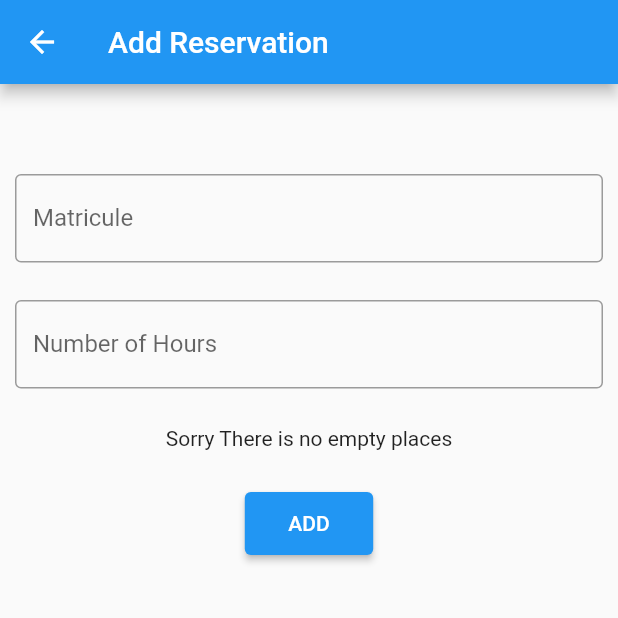
After one commit to alabaganne/SmartParking, a Flutter app: the AddReservation screen opened directly, on a phone screen of 412 x 824 dp, the top half of it. The commit adds this screen. Run offline on Flutter 3.47's test engine with Material 2 defaults, Android fonts, the phone set to English and light mode, and no system bars; our stand-ins replace flutter_slidable, flutter_svg, syncfusion_flutter_charts; network calls fail.

Commit message:
Auth + Manage reservations mobile app + connect to server using IP mobile

```diff
--- a/mobile/lib/constants.dart
+++ b/mobile/lib/constants.dart
@@ -1 +1,5 @@
-const String serverHost = "";
+
+
+class Ip{
+  static String serverHost = "192.168.1.9:3000";
+}
--- a/mobile/lib/helper/invoker.dart
+++ b/mobile/lib/helper/invoker.dart
@@ -5,9 +5,15 @@ import 'package:mobile/constants.dart';
 
 class Invoker{
 
-  static Future<dynamic> post(String path, Map<String, String> body) async{
-    dynamic response = http.post(Uri.http(serverHost, path), body: body);
-    return jsonDecode(response);
+  static Future<Map> post(String path, Map<String, String> body) async{
+    http.Response response = await http.post(Uri.http(Ip.serverHost, path), body: body);
+
+    return jsonDecode(response.body);
+  }
+
+  static Future<dynamic> get(String path) async{
+    http.Response response = await http.get(Uri.http(Ip.serverHost, path));
+    return jsonDecode(response.body);
   }
 
 }
--- /dev/null
+++ b/mobile/lib/screens/home_screen/client/add_reservation.dart
@@ -0,0 +1,97 @@
+
+import 'package:flutter/material.dart';
+
+import '../../../helper/invoker.dart';
+
+class AddReservation extends StatelessWidget {
+  const AddReservation({Key? key}) : super(key: key);
+
+  @override
+  Widget build(BuildContext context) {
+    return Scaffold(
+      appBar: AppBar(title: const Text("Add Reservation"),),
+      body: const Body(),
+    );
+  }
+}
+
+
+class Body extends StatefulWidget {
+  const Body({Key? key}) : super(key: key);
+
+  @override
+  State<Body> createState() => _BodyState();
+}
+
+
+
+class _BodyState extends State<Body> {
+
+  @override
+  initState(){
+    super.initState();
+    Invoker.get('/api/places').then((value){
+      setState((){
+        places = List<int>.from(value.map((e) => (e["id"] as int)));
+        place = places.first;
+      });
+    });
+  }
+
+  List<int> places = [];
+  int? place;
+
+  @override
+  Widget build(BuildContext context) {
+    return SingleChildScrollView(
+      child: Padding(
+        padding: const EdgeInsets.all(10.0),
+        child: Column(
+          children: [
+            const SizedBox(height: 50,),
+
+            const TextField(
+              decoration: InputDecoration(
+                  focusedBorder: OutlineInputBorder(
+                      borderSide: BorderSide(color: Colors.blue)
+                  ),
+                  border: OutlineInputBorder(
+                      borderSide: BorderSide(color: Colors.black)
+                  ),
+                  label: Text('Matricule')
+              ),
+            ),
+            const SizedBox(height: 25,),
+            const TextField(
+              decoration: InputDecoration(
+                  focusedBorder: OutlineInputBorder(
+                      borderSide: BorderSide(color: Colors.blue)
+                  ),
+                  border: OutlineInputBorder(
+                      borderSide: BorderSide(color: Colors.black)
+                  ),
+                  label: Text('Number of Hours')
+              ),
+            ),
+            const SizedBox(height: 25,),
+            (places.isEmpty)?
+                const Text("Sorry There is no empty places")
+             :DropdownButton<int>(isExpanded: true, value: place ,items: places.map((e) => DropdownMenuItem<int>(value: e,
+              child: Text(e.toString()),)).toList(), onChanged: (value){
+               setState((){
+                 place = value;
+               });
+            }),
+            const SizedBox(height: 25,),
+            ElevatedButton(onPressed: (){
+
+            }, child: const Padding(
+              padding: EdgeInsets.all(13.0),
+              child: Text('ADD'),
+            )),
+          ],
+        ),
+      ),
+    );
+  }
+}
```
Also changed, not shown: mobile/lib/screens/home_screen/client/home.dart (added, +89 -0 lines), mobile/lib/screens/login_screen/login.dart (+64 -10 lines), 3 other files.
